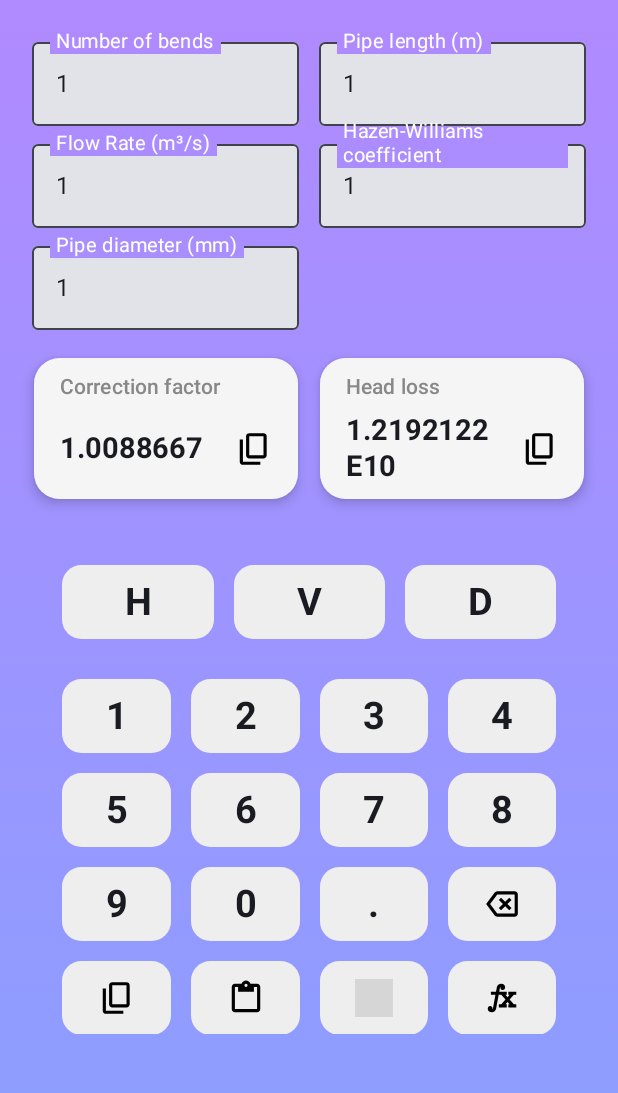
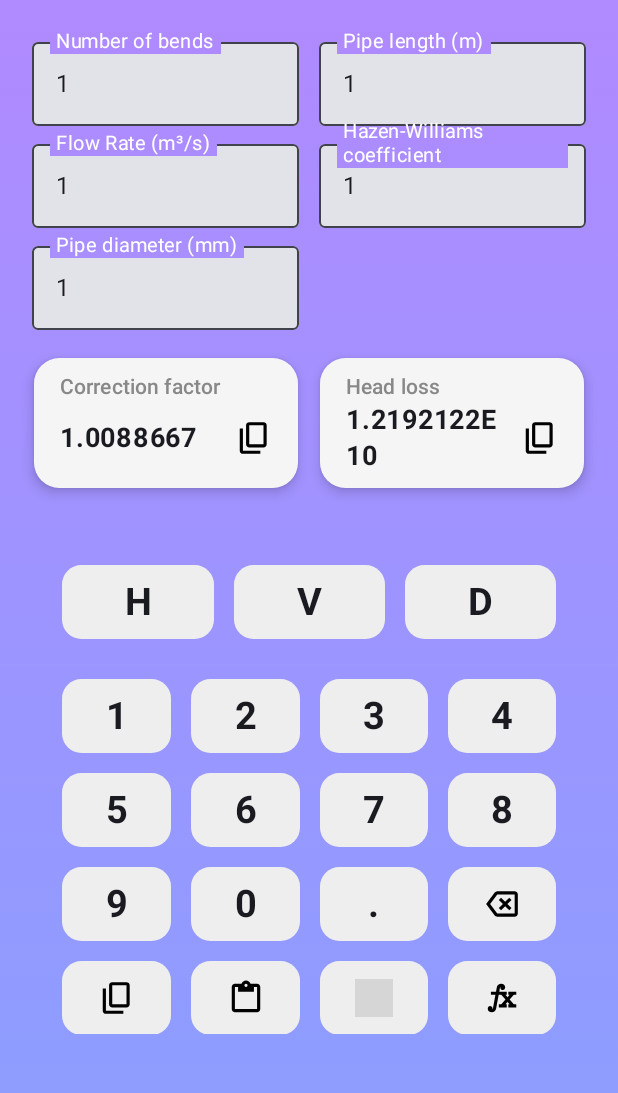
Before and after one commit to sadeghb97/water, an Android app built with Jetpack Compose: the screen it shows after launch (MainActivity), on a phone screen of 412 x 824 dp, the part 88-1181 px from its top. Run offline under Robolectric (Android 15) with nearby library versions, the light colour scheme and no system bars; grey boxes are pictures that could not be loaded.

Commit message:
poolish text fields

```diff
--- a/app/src/main/java/ir/sbpro/waterengineering/ui/components/ParamField.kt
+++ b/app/src/main/java/ir/sbpro/waterengineering/ui/components/ParamField.kt
@@ -2,12 +2,12 @@ package ir.sbpro.waterengineering.ui.components
 
 import androidx.compose.foundation.interaction.MutableInteractionSource
 import androidx.compose.foundation.interaction.PressInteraction
+import androidx.compose.material3.LocalTextStyle
 import androidx.compose.material3.MaterialTheme
 import androidx.compose.material3.OutlinedTextField
 import androidx.compose.material3.Text
 import androidx.compose.material3.TextFieldDefaults
 import androidx.compose.runtime.Composable
-import androidx.compose.runtime.CompositionLocalProvider
 import androidx.compose.runtime.LaunchedEffect
 import androidx.compose.runtime.MutableState
 import androidx.compose.runtime.remember
@@ -17,9 +17,9 @@ import androidx.compose.ui.focus.FocusRequester
 import androidx.compose.ui.focus.focusRequester
 import androidx.compose.ui.graphics.Color
 import androidx.compose.ui.platform.InterceptPlatformTextInput
-import androidx.compose.ui.platform.LocalLayoutDirection
 import androidx.compose.ui.text.input.TextFieldValue
-import androidx.compose.ui.unit.LayoutDirection
+import androidx.compose.ui.text.style.TextAlign
+import androidx.compose.ui.text.style.TextDirection
 import ir.sbpro.waterengineering.utils.sxp
 import kotlinx.coroutines.awaitCancellation
 
@@ -47,7 +47,6 @@ fun ParamField(label: String,
         }
     }
 
-    CompositionLocalProvider(LocalLayoutDirection provides LayoutDirection.Ltr) {
     InterceptPlatformTextInput(
         interceptor = { request, nextHandler ->
             awaitCancellation()
@@ -69,9 +68,12 @@ fun ParamField(label: String,
                     cursorColor = MaterialTheme.colorScheme.primary,
                     focusedLabelColor = labelLightColor,
                     unfocusedLabelColor = if(textState.value.text.isEmpty()) labelDarkColor else labelLightColor
+                ),
+                textStyle = LocalTextStyle.current.copy(
+                    textDirection = TextDirection.Ltr,
+                    textAlign = TextAlign.Start
                 )
             )
         }
     )
 }
-}
--- a/app/src/main/java/ir/sbpro/waterengineering/ui/components/ResultDisplay.kt
+++ b/app/src/main/java/ir/sbpro/waterengineering/ui/components/ResultDisplay.kt
@@ -41,7 +41,8 @@ fun ResultDisplay(
     lang: AppLanguage,
     label: String,
     value: String?,
-    modifier: Modifier = Modifier
+    modifier: Modifier = Modifier,
+    minimal: Boolean = false,
 ) {
     val context = LocalContext.current
 
@@ -55,6 +56,7 @@ fun ResultDisplay(
         val titleStartPadding = if(lang.getLayoutDirection() == LayoutDirection.Ltr) 0.dxp else 12.dxp
         val colStartPadding = if(lang.getLayoutDirection() == LayoutDirection.Ltr) 16.dxp else 4.dxp
         val colEndPadding = if(lang.getLayoutDirection() == LayoutDirection.Ltr) 4.dxp else 16.dxp
+        val valueTextSize = if(minimal) 17.sxp else 22.sxp
 
         Column(
             modifier = Modifier
@@ -70,8 +72,6 @@ fun ResultDisplay(
                 textAlign = TextAlign.Start
             )
 
-            Spacer(modifier = Modifier.height(6.dxp))
-
             CompositionLocalProvider(LocalLayoutDirection provides LayoutDirection.Ltr) {
                 Row(
                     modifier = Modifier.fillMaxWidth(),
@@ -81,7 +81,7 @@ fun ResultDisplay(
                     Text(
                         text = value ?: "-",
                         fontWeight = FontWeight.Bold,
-                        fontSize = 18.sxp,
+                        fontSize = valueTextSize,
                         textAlign = TextAlign.Start,
                         modifier = Modifier.weight(1f)
                     )
--- a/app/src/main/java/ir/sbpro/waterengineering/ui/screens/MainScreen.kt
+++ b/app/src/main/java/ir/sbpro/waterengineering/ui/screens/MainScreen.kt
@@ -145,7 +145,7 @@ fun MainScreen(
                     DropdownMenu(
                         expanded = isLangMenuExpanded.value,
                         onDismissRequest = { isLangMenuExpanded.value = false },
-                        offset = DpOffset(x = 36.dxp, y = 0.dxp)
+                        offset = DpOffset(x = (-5).dxp, y = 0.dxp)
                     ) {
                         DropdownMenuItem(
                             text = { Text("فارسی") },
@@ -213,7 +213,8 @@ fun MainScreen(
                         lang = lang,
                         label = lang.getParameterTitle(result.key),
                         value = result.value?.toString(),
-                        modifier = Modifier.weight(1f)
+                        modifier = Modifier.weight(1f),
+                        minimal = formulaResults.value.size > 1
                     )
                 }
             }
```
Lines whose indentation alone changed are shown as unchanged.
